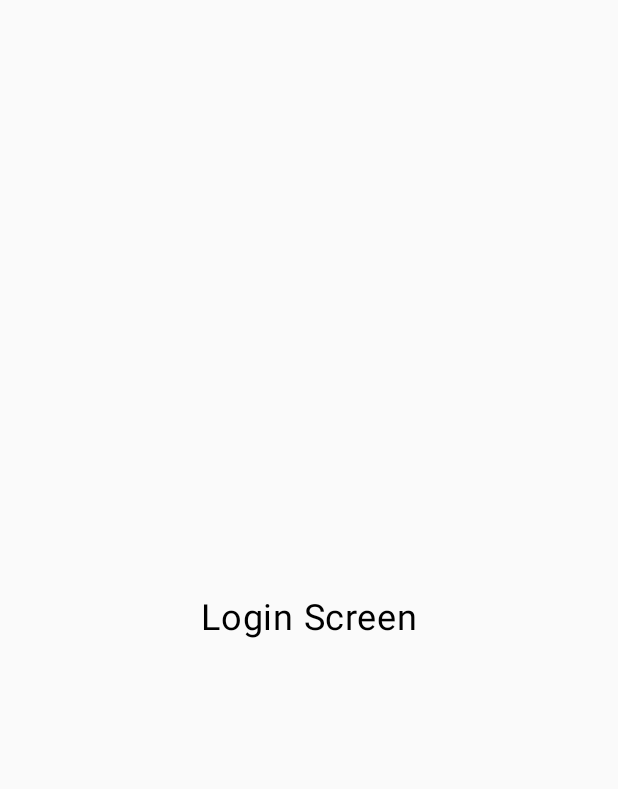
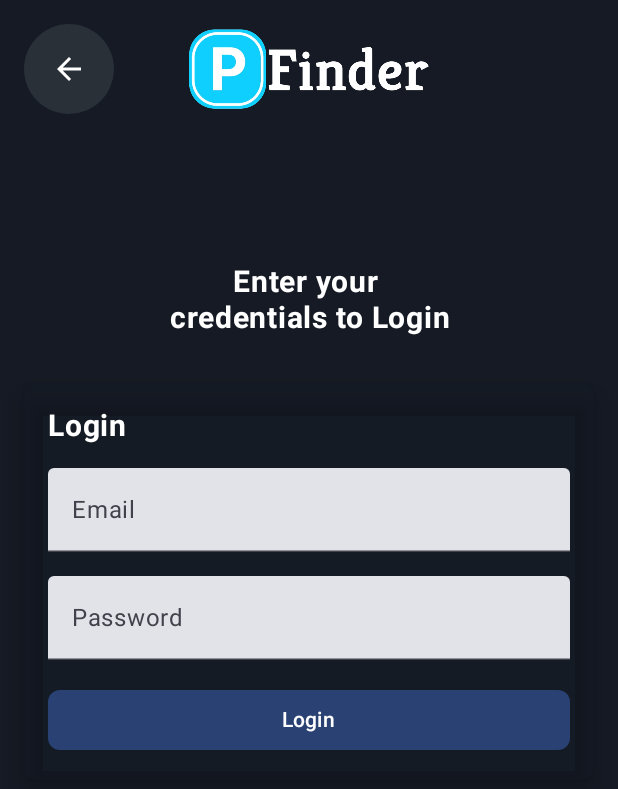
Before and after one commit to SparkTeamOrg/ParkFinder-Frontend, an Android app built with Jetpack Compose: the LoginActivity screen opened directly, with no data from a screen before it, on a phone screen of 412 x 824 dp. Before the commit the part shown is almost empty. Shown: the top 789 px of the screen. Run offline under Robolectric (Android 15) with nearby library versions, the phone set to English and light mode, and no system bars.

Commit message:
Kreirane posebne klase za composable funkcije unutar screens direktorijuma. Zapoceta izrada login stranice

```diff
--- a/app/src/main/java/com/app/parkfinder/ui/activities/LoginActivity.kt
+++ b/app/src/main/java/com/app/parkfinder/ui/activities/LoginActivity.kt
@@ -3,14 +3,7 @@ package com.app.parkfinder.ui.activities
 import android.os.Bundle
 import androidx.activity.ComponentActivity
 import androidx.activity.compose.setContent
-import androidx.compose.foundation.layout.Box
-import androidx.compose.foundation.layout.fillMaxSize
-import androidx.compose.material3.Text
-import androidx.compose.runtime.Composable
-import androidx.compose.ui.Alignment
-import androidx.compose.ui.Modifier
-import androidx.compose.ui.tooling.preview.Preview
-import androidx.compose.ui.unit.sp
+import com.app.parkfinder.ui.screens.LoginScreen
 import com.app.parkfinder.ui.theme.ParkFinderTheme
 
 class LoginActivity: ComponentActivity() {
@@ -18,30 +11,8 @@ class LoginActivity: ComponentActivity() {
         super.onCreate(savedInstanceState)
         setContent {
             ParkFinderTheme {
-                LoginScreen()
+                LoginScreen(onBackClick = { finish() })
             }
         }
     }
 }
-
-@Composable
-fun LoginScreen() {
-    Box(
-        modifier = Modifier.fillMaxSize()
-    ) {
-        // Add your login screen here
-        Text(
-            text = "Login Screen",
-            fontSize = 24.sp,
-            modifier = Modifier.align(Alignment.Center)
-        )
-    }
-}
-
-@Preview(showBackground = true)
-@Composable
-fun LoginScreenPreview() {
-    ParkFinderTheme {
-        LoginScreen()
-    }
-}
--- /dev/null
+++ b/app/src/main/java/com/app/parkfinder/ui/screens/LoginScreen.kt
@@ -0,0 +1,130 @@
+package com.app.parkfinder.ui.screens
+
+import androidx.compose.foundation.Image
+import androidx.compose.foundation.background
+import androidx.compose.foundation.layout.*
+import androidx.compose.foundation.shape.CircleShape
+import androidx.compose.foundation.shape.RoundedCornerShape
+import androidx.compose.material.icons.Icons
+import androidx.compose.material.icons.filled.ArrowBack
+import androidx.compose.material3.*
+import androidx.compose.runtime.*
+import androidx.compose.ui.Alignment
+import androidx.compose.ui.Modifier
+import androidx.compose.ui.draw.shadow
+import androidx.compose.ui.graphics.Color
+import androidx.compose.ui.layout.ContentScale
+import androidx.compose.ui.res.painterResource
+import androidx.compose.ui.text.font.FontWeight
+import androidx.compose.ui.text.input.PasswordVisualTransformation
+import androidx.compose.ui.text.style.TextAlign
+import androidx.compose.ui.tooling.preview.Preview
+import androidx.compose.ui.unit.dp
+import androidx.compose.ui.unit.sp
+import com.app.parkfinder.R
+import com.app.parkfinder.ui.theme.ParkFinderTheme
+
+@Composable
+fun LoginScreen(onBackClick: () -> Unit) {
+    var email by remember { mutableStateOf("") }
+    var password by remember { mutableStateOf("") }
+
+    Column(
+        modifier = Modifier
+            .fillMaxSize()
+            .background(Color(0xFF151A24))
+            .padding(16.dp),
+        horizontalAlignment = Alignment.CenterHorizontally
+    ) {
+        Row(
+            modifier = Modifier
+                .fillMaxWidth(),
+            verticalAlignment = Alignment.CenterVertically,
+            horizontalArrangement = Arrangement.SpaceBetween
+        ) {
+            IconButton(
+                onClick = onBackClick,
+                modifier = Modifier
+                    .size(60.dp)
+                    .background(Color(0xFF293038), shape = CircleShape)
+            ) {
+                Icon(
+                    imageVector = Icons.Default.ArrowBack,
+                    contentDescription = "Back",
+                    tint = Color.White
+                )
+            }
+            Image(
+                painter = painterResource(id = R.drawable.park_finder_logo),
+                contentDescription = "App Logo",
+                modifier = Modifier.fillMaxWidth(0.5f)
+            )
+            // Dummy icon in order to align the logo center
+            // Has to be transparent to not be visible
+            // Has to have the same size as the back button
+            Icon(
+                imageVector = Icons.Default.ArrowBack,
+                contentDescription = "Dummy",
+                tint = Color.Transparent,
+                modifier = Modifier.size(60.dp)
+            )
+        }
+        Spacer(modifier = Modifier.height(100.dp))
+        Text(
+            text = "Enter your \ncredentials to Login",
+            fontSize = 20.sp,
+            fontWeight = FontWeight.Bold,
+            color = Color.White,
+            textAlign = TextAlign.Center
+        )
+        Spacer(modifier = Modifier.height(32.dp))
+        Box(
+            modifier = Modifier
+                .fillMaxWidth()
+                .shadow(10.dp, RoundedCornerShape(8.dp))
+                .background(Color(29, 37, 53, 20))
+                .padding(16.dp)
+        ) {
+            Column(
+                horizontalAlignment = Alignment.CenterHorizontally,
+                verticalArrangement = Arrangement.spacedBy(16.dp)
+            ) {
+                Text(
+                    text = "Login",
+                    fontSize = 20.sp,
+                    fontWeight = FontWeight.Bold,
+                    color = Color.White,
+                    modifier = Modifier.align(Alignment.Start)
+                )
+                TextField(
+                    value = email,
+                    onValueChange = { email = it },
+                    label = { Text("Email") },
+                    modifier = Modifier.fillMaxWidth()
+                )
+                TextField(
+                    value = password,
+                    onValueChange = { password = it },
+                    label = { Text("Password") },
+                    visualTransformation = PasswordVisualTransformation(),
+                    modifier = Modifier.fillMaxWidth()
+                )
+                Button(
+                    onClick = { /* Handle login */ },
+                    shape = RoundedCornerShape(8.dp),
+                    modifier = Modifier.fillMaxWidth()
+                ) {
+                    Text("Login")
+                }
+            }
+        }
+    }
+}
+
+@Preview(showBackground = true)
+@Composable
+fun LoginScreenPreview() {
+    ParkFinderTheme {
+        LoginScreen(onBackClick = {})
+    }
+}
```
Also changed, not shown: app/src/main/java/com/app/parkfinder/ui/activities/RegisterActivity.kt (+1 -22 lines), app/src/main/java/com/app/parkfinder/ui/activities/WelcomeActivity.kt (+1 -103 lines), app/src/main/java/com/app/parkfinder/ui/screens/RegisterScreen.kt (added, +33 -0 lines), app/src/main/java/com/app/parkfinder/ui/screens/WelcomeScreen.kt (added, +115 -0 lines), app/src/main/res/drawable/park_finder_logo.png.
